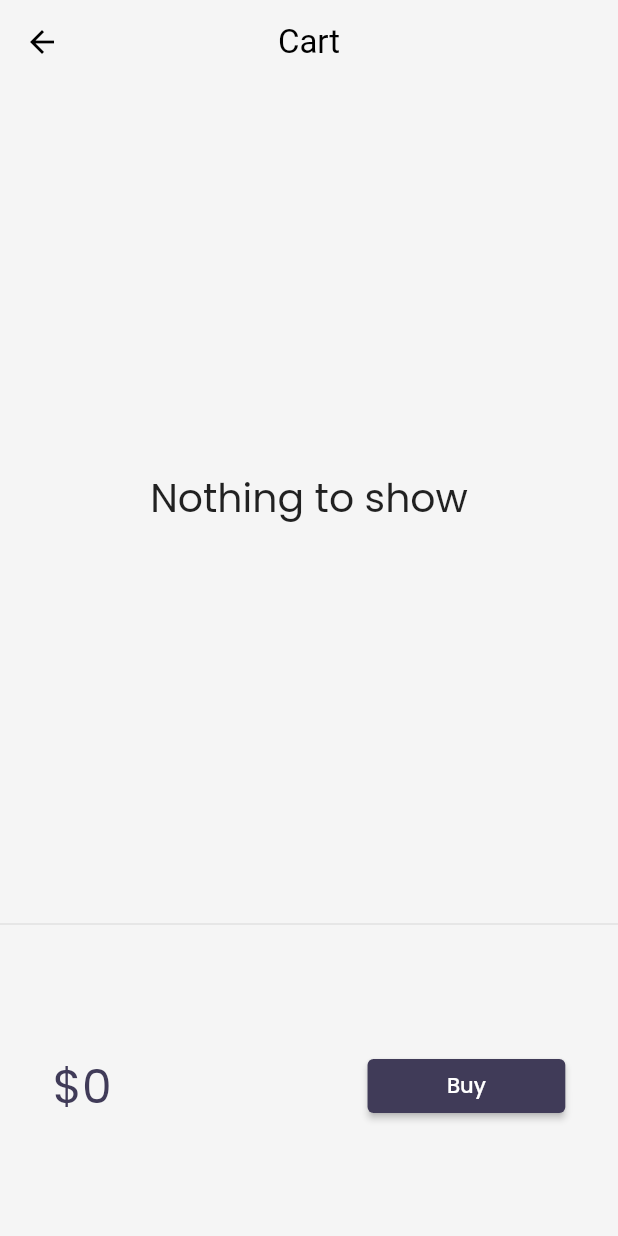
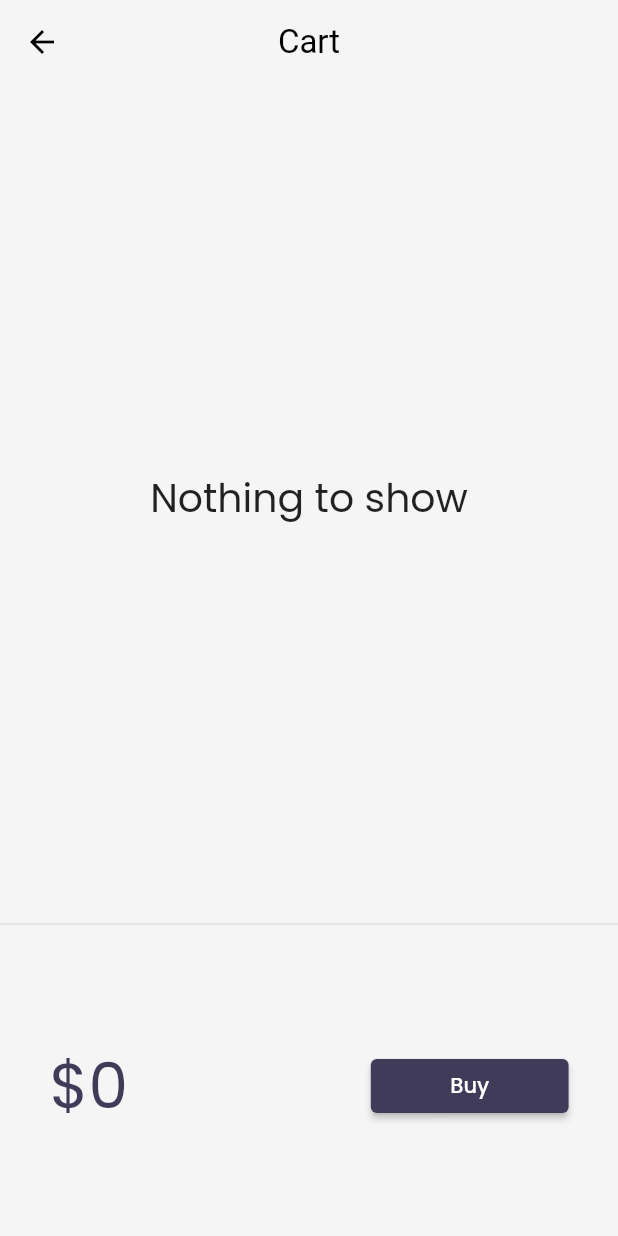
Before and after one commit to hafizasad45/Flutter_Catalog_App, a Flutter app: the CartPage screen opened by its route, on a phone screen of 412 x 824 dp. Run offline on Flutter 3.47's test engine with Material 2 defaults, Android fonts, the phone set to English and light mode, and no system bars; drawn by our look-alikes of velocity_x; our stand-ins replace google_fonts; network calls fail.

Commit message:
day 28 completed

```diff
--- a/lib/models/cart.dart
+++ b/lib/models/cart.dart
@@ -26,12 +26,6 @@ class CartModel {
   // get total price
   num get totalPrice =>
       items.fold(0, (total, current) => total + current.price);
-
-  // Remove item
-
-  void remove(Item item) {
-    _itemIds.remove(item.id);
-  }
 }
 
 class AddMutation extends VxMutation<MyStore> {
@@ -44,3 +38,14 @@ class AddMutation extends VxMutation<MyStore> {
     store?.cart._itemIds.add(item.id);
   }
 }
+
+class RemoveMutation extends VxMutation<MyStore> {
+  final Item item;
+
+  RemoveMutation(this.item);
+
+  @override
+  perform() {
+    store?.cart._itemIds.remove(item.id);
+  }
+}
--- a/lib/pages/cart_page.dart
+++ b/lib/pages/cart_page.dart
@@ -35,11 +35,17 @@ class _CartTotal extends StatelessWidget {
       child: Row(
         mainAxisAlignment: MainAxisAlignment.spaceAround,
         children: [
-          "\$${_cart.totalPrice}"
-              .text
-              .xl4
-              .color(context.theme.accentColor)
-              .make(),
+          VxConsumer(
+            notifications: const {},
+            mutations: const {RemoveMutation},
+            builder: (context, _, __) {
+              return "\$${_cart.totalPrice}"
+                  .text
+                  .xl5
+                  .color(context.theme.accentColor)
+                  .make();
+            },
+          ),
           30.widthBox,
           ElevatedButton(
             onPressed: () {
@@ -61,6 +67,7 @@ class _CartTotal extends StatelessWidget {
 class _CartList extends StatelessWidget {
   @override
   Widget build(BuildContext context) {
+    VxState.watch(context, on: [RemoveMutation]);
     final CartModel _cart = (VxState.store as MyStore).cart;
     return _cart.items.isEmpty
         ? "Nothing to show".text.xl3.makeCentered()
@@ -70,10 +77,7 @@ class _CartList extends StatelessWidget {
               leading: Icon(Icons.done),
               trailing: IconButton(
                 icon: Icon(Icons.remove_circle_outline),
-                onPressed: () {
-                  _cart.remove(_cart.items[index]);
-                  // setState(() {});
-                },
+                onPressed: () => RemoveMutation(_cart.items[index]),
               ),
               title: _cart.items[index].name.toString().text.make(),
             ),
--- a/lib/widgets/home_widgets/add_to_cart.dart
+++ b/lib/widgets/home_widgets/add_to_cart.dart
@@ -14,7 +14,7 @@ class AddToCart extends StatelessWidget {
 
   @override
   Widget build(BuildContext context) {
-    VxState.watch(context, on: [AddMutation]);
+    VxState.watch(context, on: [AddMutation, RemoveMutation]);
     final CartModel _cart = (VxState.store as MyStore).cart;
 
     bool isInCart = _cart.items.contains(catalog);
```
